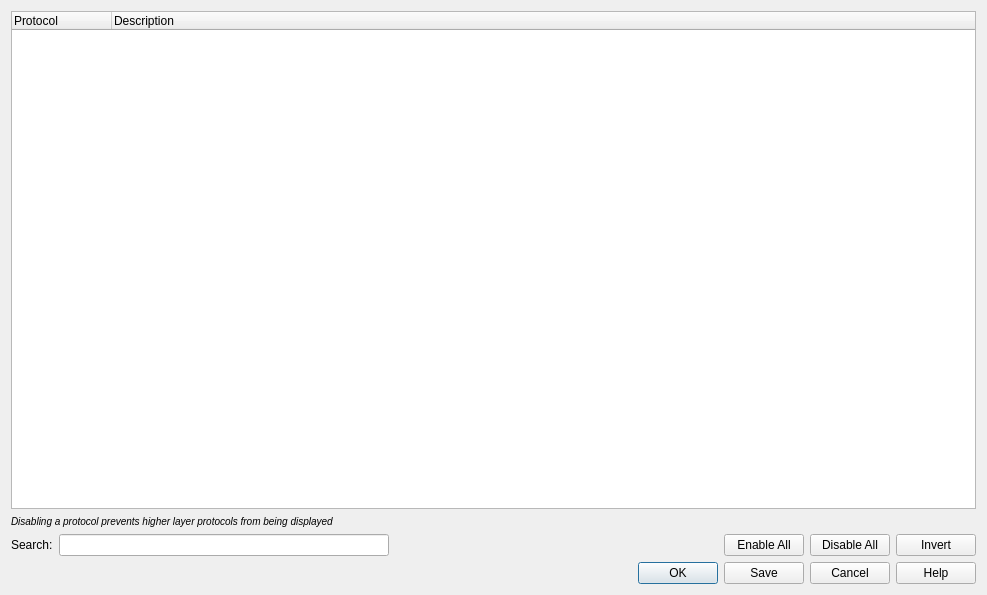
Qt form utilities/wireshark/ui/qt/enabled_protocols_dialog.ui (kimocoder/nexmon) before a commit.
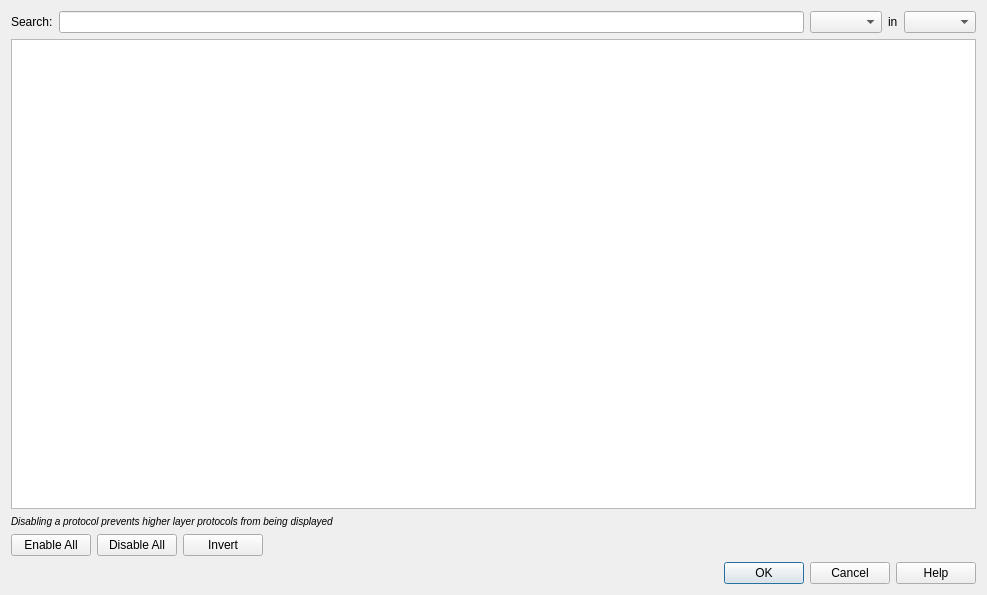
The same form after that commit.

```diff
--- a/utilities/wireshark/ui/qt/enabled_protocols_dialog.ui
+++ b/utilities/wireshark/ui/qt/enabled_protocols_dialog.ui
@@ -15,25 +15,37 @@
   </property>
   <layout class="QVBoxLayout" name="verticalLayout">
    <item>
-    <widget class="QTreeWidget" name="protocol_tree_">
-     <column>
-      <property name="text">
-       <string>Protocol</string>
-      </property>
-     </column>
-     <column>
-      <property name="text">
-       <string>Description</string>
-      </property>
-     </column>
+    <layout class="QHBoxLayout" name="horizontalLayout_2">
      <item>
-      <property name="text">
-       <string/>
-      </property>
-      <property name="text">
-       <string/>
-      </property>
+      <widget class="QLabel" name="label">
+       <property name="text">
+        <string>Search:</string>
+       </property>
+      </widget>
      </item>
+     <item>
+      <widget class="QLineEdit" name="search_line_edit_"/>
+     </item>
+     <item>
+      <widget class="QComboBox" name="cmbSearchType"/>
+     </item>
+     <item>
+      <widget class="QLabel" name="label_2">
+       <property name="text">
+        <string>in</string>
+       </property>
+      </widget>
+     </item>
+     <item>
+      <widget class="QComboBox" name="cmbProtocolType"/>
+     </item>
+    </layout>
+   </item>
+   <item>
+    <widget class="QTreeView" name="protocol_tree_">
+     <property name="sortingEnabled">
+      <bool>true</bool>
+     </property>
     </widget>
    </item>
    <item>
@@ -49,14 +61,25 @@
    <item>
     <layout class="QHBoxLayout" name="horizontalLayout">
      <item>
-      <widget class="QLabel" name="label">
+      <widget class="QPushButton" name="enable_all_button_">
        <property name="text">
-        <string>Search:</string>
+        <string>Enable All</string>
        </property>
       </widget>
      </item>
      <item>
-      <widget class="QLineEdit" name="search_line_edit_"/>
+      <widget class="QPushButton" name="disable_all_button_">
+       <property name="text">
+        <string>Disable All</string>
+       </property>
+      </widget>
+     </item>
+     <item>
+      <widget class="QPushButton" name="invert_button_">
+       <property name="text">
+        <string>Invert</string>
+       </property>
+      </widget>
      </item>
      <item>
       <spacer name="horizontalSpacer">
@@ -71,27 +94,6 @@
        </property>
       </spacer>
      </item>
-     <item>
-      <widget class="QPushButton" name="enable_all_button_">
-       <property name="text">
-        <string>Enable All</string>
-       </property>
-      </widget>
-     </item>
-     <item>
-      <widget class="QPushButton" name="disable_all_button_">
-       <property name="text">
-        <string>Disable All</string>
-       </property>
-      </widget>
-     </item>
-     <item>
-      <widget class="QPushButton" name="invert_button_">
-       <property name="text">
-        <string>Invert</string>
-       </property>
-      </widget>
-     </item>
     </layout>
    </item>
    <item>
@@ -100,7 +102,7 @@
       <enum>Qt::Horizontal</enum>
      </property>
      <property name="standardButtons">
-      <set>QDialogButtonBox::Cancel|QDialogButtonBox::Help|QDialogButtonBox::Ok|QDialogButtonBox::Save</set>
+      <set>QDialogButtonBox::Cancel|QDialogButtonBox::Help|QDialogButtonBox::Ok</set>
      </property>
     </widget>
    </item>
```
